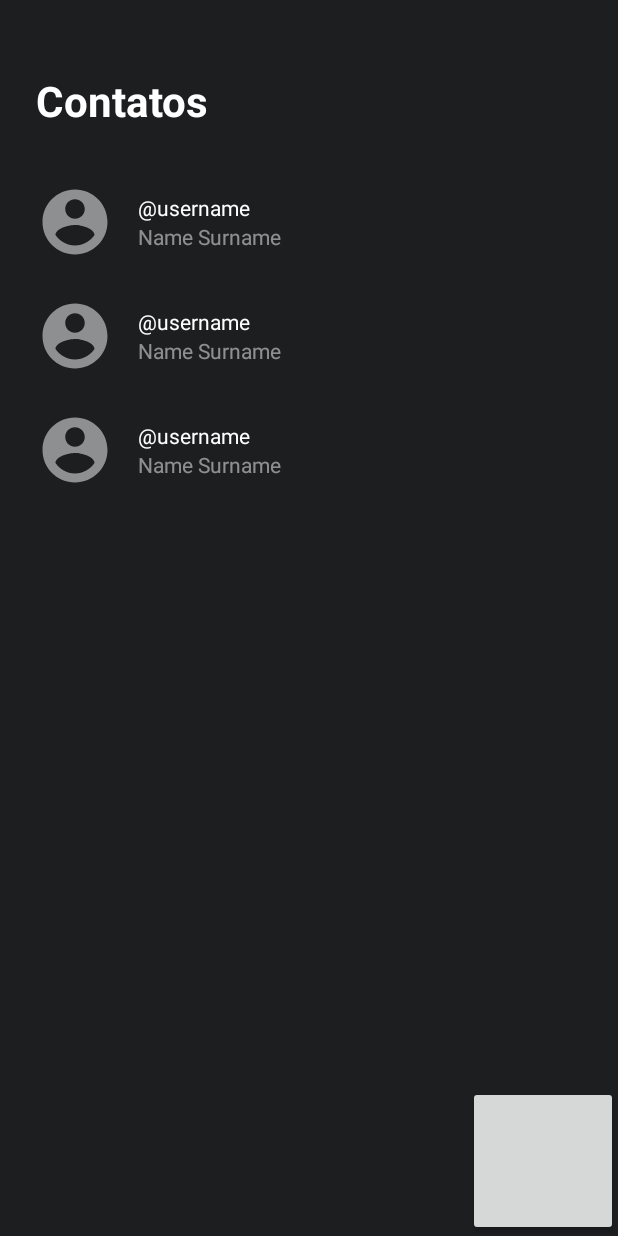
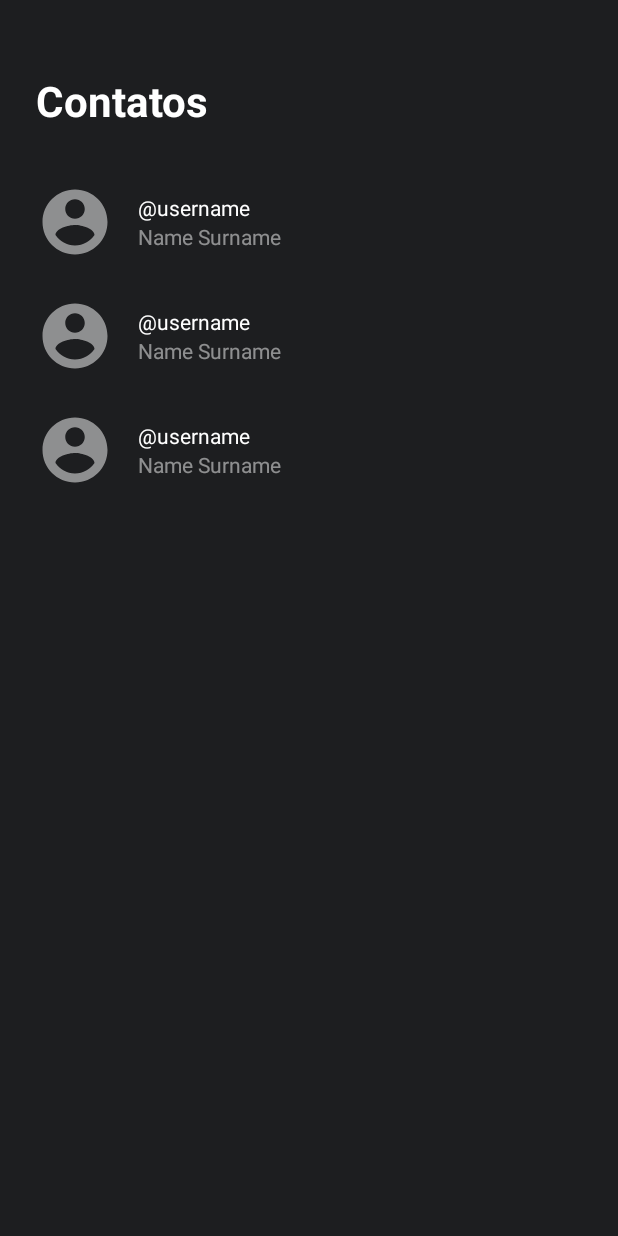
Before and after one commit to wellyngson/challenge-picpay, an Android app: the layout fragment_home.xml on its own in the app's theme, with its tools: preview values and no code run, on a phone screen of 412 x 824 dp. Run offline under Robolectric (Android 15) with nearby library versions, the phone set to English and light mode, and no system bars.

Commit message:
Remove button

```diff
--- a/app/src/main/res/layout/fragment_home.xml
+++ b/app/src/main/res/layout/fragment_home.xml
@@ -24,18 +24,13 @@
         android:layout_width="match_parent"
         android:layout_height="0dp"
         android:layout_marginTop="24dp"
+        android:overScrollMode="never"
         app:layoutManager="androidx.recyclerview.widget.LinearLayoutManager"
+        app:layout_constraintBottom_toBottomOf="parent"
         app:layout_constraintEnd_toEndOf="parent"
         app:layout_constraintStart_toStartOf="parent"
         app:layout_constraintTop_toBottomOf="@id/title"
         tools:listitem="@layout/list_item_user" />
-
-    <Button
-        android:id="@+id/get"
-        android:layout_width="100dp"
-        android:layout_height="100dp"
-        app:layout_constraintBottom_toBottomOf="parent"
-        app:layout_constraintEnd_toEndOf="parent" />
 
     <ProgressBar
         android:id="@+id/loading"
```
